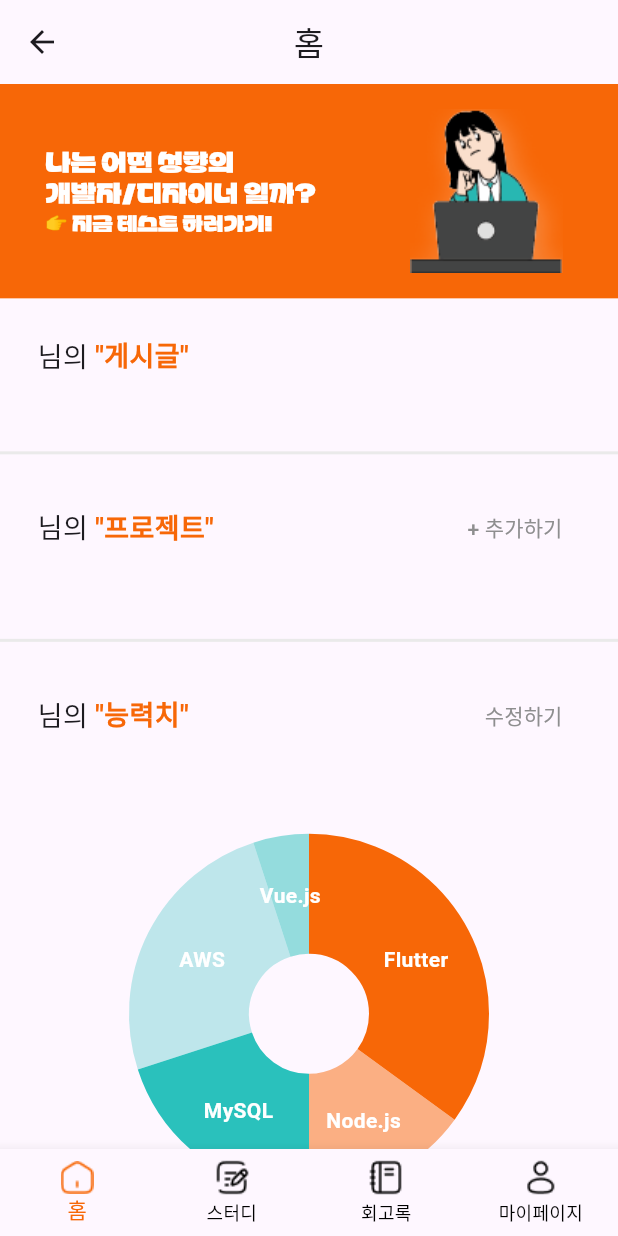
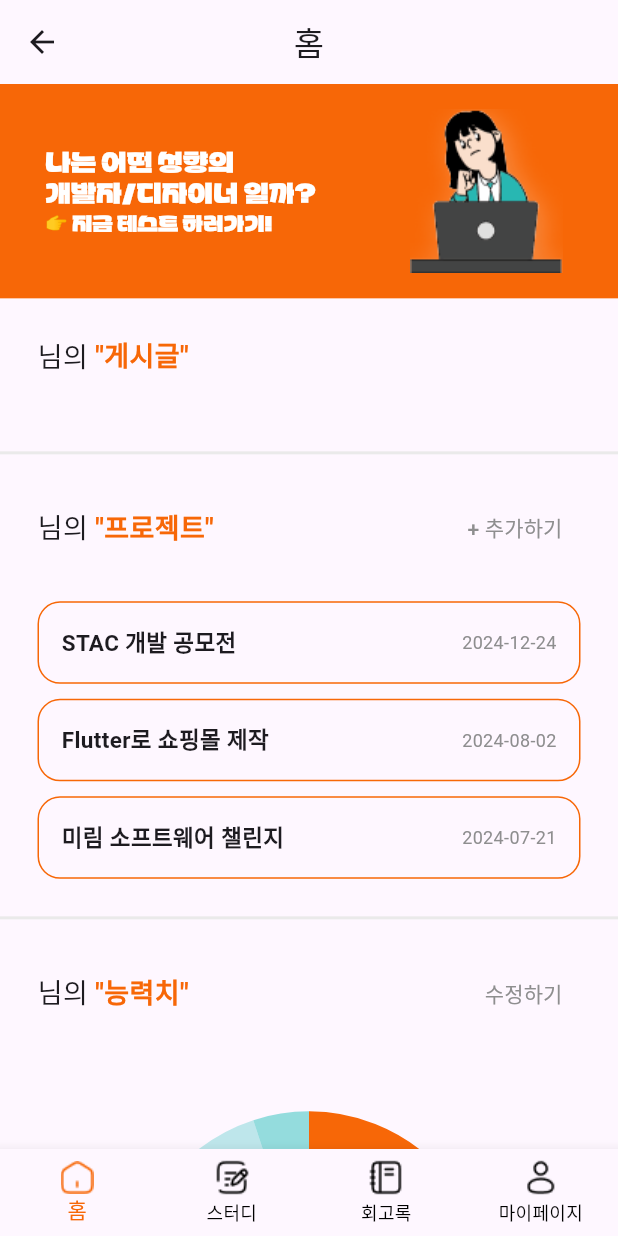
Before and after one commit to DreamOrReality/Dream-Or-Reality-Flutter, a Flutter app: the HomeScreen screen opened directly, on a phone screen of 412 x 824 dp. Run offline on Flutter 3.47's test engine with Material 3 defaults, Android fonts, the phone set to English and light mode, and no system bars; drawn by our look-alikes of fl_chart; our stand-ins replace shared_preferences, table_calendar; accounts and stored records are empty.

Commit message:
feat. 더미데이터로 변경

```diff
--- a/lib/screens/home_screen.dart
+++ b/lib/screens/home_screen.dart
@@ -144,19 +144,13 @@ class _HomeScreenState extends State<HomeScreen> {
               child: SingleChildScrollView(
                 child: Column(
                   crossAxisAlignment: CrossAxisAlignment.start,
-                  children: _projects.map(
-                    (project) {
-                      // 내가 진행중인 프로젝트를 불러옴
-                      return Padding(
-                        padding: const EdgeInsets.only(bottom: 10.0),
-                        child: buildMyProject(
-                          context,
-                          project['title'],
-                          formatDate(project['deadline']),
-                        ),
-                      );
-                    },
-                  ).toList(),
+                  children: [
+                    buildMyProject(context, 'STAC 개발 공모전', '2024-12-24'),
+                    SizedBox(height: 10),
+                    buildMyProject(context, 'Flutter로 쇼핑몰 제작', '2024-08-02'),
+                    SizedBox(height: 10),
+                    buildMyProject(context, '미림 소프트웨어 챌린지', '2024-07-21'),
+                  ],
                 ),
               ),
             ),
```
